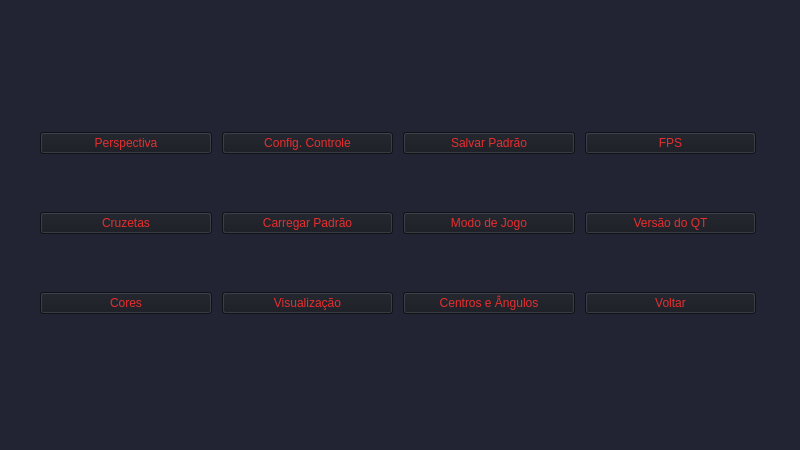
Qt form reddragons/interface/ui_files/main.ui (Red-Dragons-UFSCar/red-visao) before a commit.
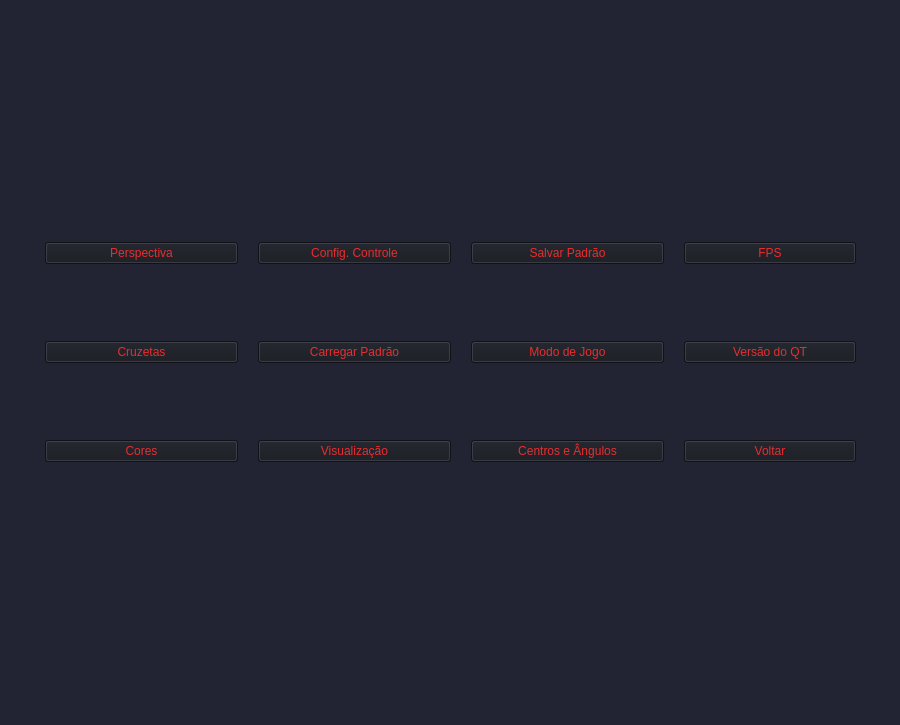
The same form after that commit.

What changed in the file:
```diff
--- a/reddragons/interface/ui_files/main.ui
+++ b/reddragons/interface/ui_files/main.ui
@@ -9,10 +9,22 @@
    <rect>
     <x>0</x>
     <y>0</y>
-    <width>800</width>
-    <height>450</height>
+    <width>900</width>
+    <height>725</height>
    </rect>
   </property>
+  <property name="minimumSize">
+   <size>
+    <width>900</width>
+    <height>725</height>
+   </size>
+  </property>
+  <property name="maximumSize">
+   <size>
+    <width>990</width>
+    <height>725</height>
+   </size>
+  </property>
   <property name="windowTitle">
    <string>Janela Principal</string>
   </property>
@@ -23,21 +35,18 @@
    <widget class="QWidget" name="gridLayoutWidget">
     <property name="geometry">
      <rect>
-      <x>40</x>
-      <y>90</y>
-      <width>716</width>
-      <height>266</height>
+      <x>45</x>
+      <y>185</y>
+      <width>811</width>
+      <height>336</height>
      </rect>
     </property>
     <layout class="QGridLayout" name="gridLayout" columnstretch="0,0,0,0,0">
      <property name="sizeConstraint">
       <enum>QLayout::SetDefaultConstraint</enum>
      </property>
-     <property name="horizontalSpacing">
-      <number>10</number>
-     </property>
-     <property name="verticalSpacing">
-      <number>16</number>
+     <property name="spacing">
+      <number>20</number>
      </property>
      <item row="0" column="4">
       <widget class="QPushButton" name="QT_FPS">
```
